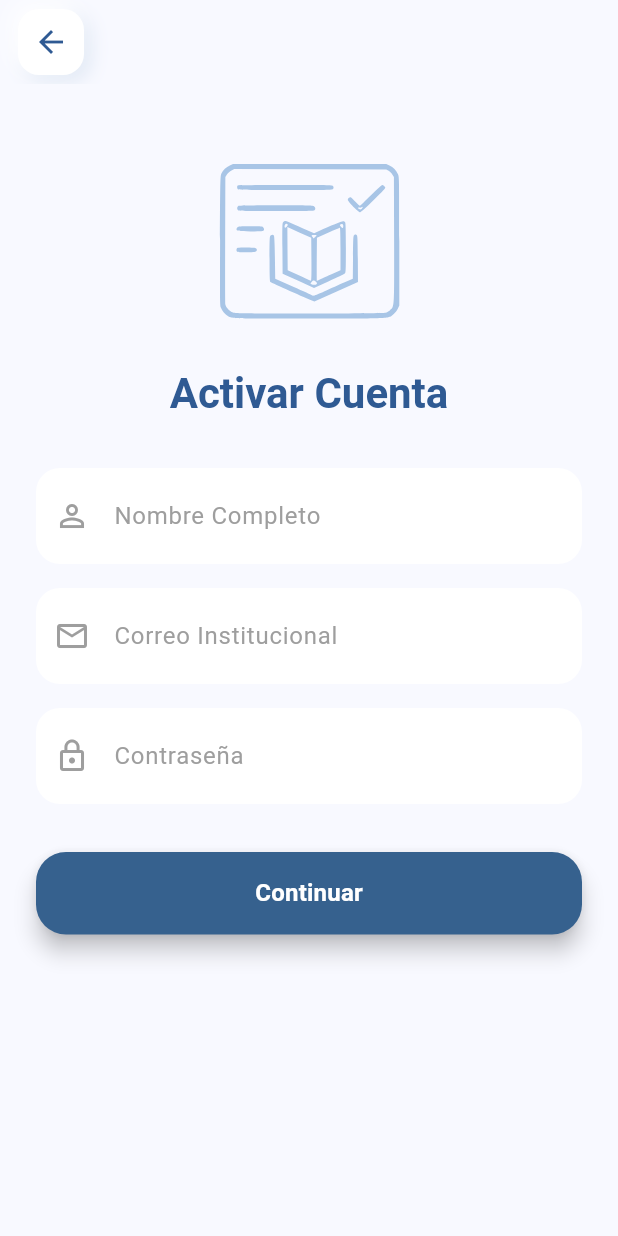
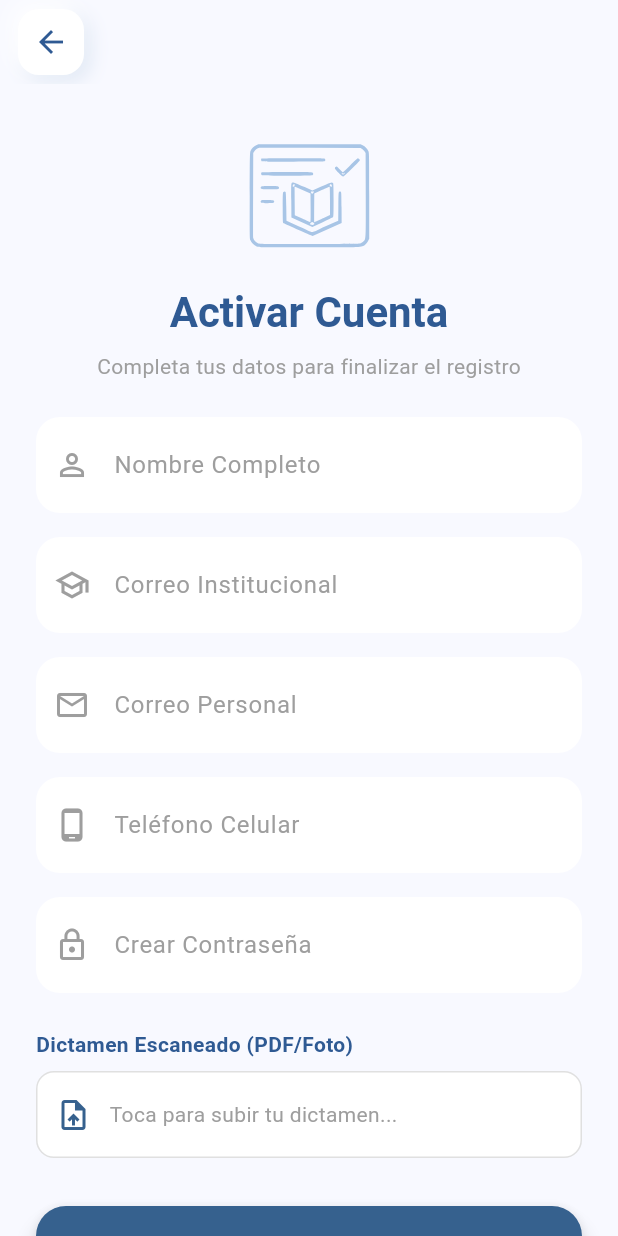
Before and after one commit to betilloXann/proyecto_tutorias, a Flutter app: the RegisterView screen opened by its route, on a phone screen of 412 x 824 dp. Run offline on Flutter 3.47's test engine with Material 3 defaults, Android fonts, the phone set to English and light mode, and no system bars; our stand-ins replace firebase_auth, firebase_core, flutter_svg; accounts and stored records are empty.

Commit message:
:splarkles: Agrega formulario de Activar Cuenta

```diff
--- a/lib/features/login/views/register_view.dart
+++ b/lib/features/login/views/register_view.dart
@@ -3,7 +3,6 @@ import 'package:flutter_svg/flutter_svg.dart';
 import '../../../core/widgets/primary_button.dart';
 import '../../../core/widgets/text_input_field.dart';
 
-// AHORA ES STATEFULWIDGET
 class RegisterView extends StatefulWidget {
   const RegisterView({super.key});
 
@@ -14,24 +13,40 @@ class RegisterView extends StatefulWidget {
 class _RegisterViewState extends State<RegisterView> {
   // Controladores
   late final TextEditingController nameCtrl;
-  late final TextEditingController emailCtrl;
+  late final TextEditingController emailCtrl;     // Institucional
+  late final TextEditingController personalEmailCtrl; // NUEVO
+  late final TextEditingController phoneCtrl;         // NUEVO
   late final TextEditingController passCtrl;
+
+  // Variable para simular que seleccionaron un archivo
+  String? _fileName;
 
   @override
   void initState() {
     super.initState();
     nameCtrl = TextEditingController();
     emailCtrl = TextEditingController();
+    personalEmailCtrl = TextEditingController();
+    phoneCtrl = TextEditingController();
     passCtrl = TextEditingController();
   }
 
   @override
   void dispose() {
-    // Limpiamos memoria
     nameCtrl.dispose();
     emailCtrl.dispose();
+    personalEmailCtrl.dispose();
+    phoneCtrl.dispose();
     passCtrl.dispose();
     super.dispose();
+  }
+
+  // Método simulado para seleccionar archivo (requiere file_picker más adelante)
+  void _pickDictamen() async {
+    // Aquí iría la lógica de FilePicker
+    setState(() {
+      _fileName = "dictamen_2025.pdf"; // Simulación visual
+    });
   }
 
   @override
@@ -42,7 +57,7 @@ class _RegisterViewState extends State<RegisterView> {
       backgroundColor: theme.colorScheme.surface,
       appBar: AppBar(
         elevation: 0,
-        backgroundColor: Colors.transparent, // Transparente para ver el fondo
+        backgroundColor: Colors.transparent,
         leading: Container(
           margin: const EdgeInsets.only(left: 12, top: 6, bottom: 6),
           decoration: BoxDecoration(
@@ -63,9 +78,11 @@ class _RegisterViewState extends State<RegisterView> {
         padding: const EdgeInsets.all(24),
         child: Column(
           children: [
+            const SizedBox(height: 10),
+            // Logo más pequeño para que quepan todos los campos
+            SvgPicture.asset("assets/images/logo.svg", height: 80),
             const SizedBox(height: 20),
-            SvgPicture.asset("assets/images/logo.svg", height: 120),
-            const SizedBox(height: 24),
+
             Text(
               "Activar Cuenta",
               style: theme.textTheme.headlineMedium?.copyWith(
@@ -74,41 +91,102 @@ class _RegisterViewState extends State<RegisterView> {
               ),
               textAlign: TextAlign.center,
             ),
-            const SizedBox(height: 32),
+            const SizedBox(height: 8),
+            const Text(
+              "Completa tus datos para finalizar el registro",
+              style: TextStyle(color: Colors.grey, fontSize: 14),
+            ),
+            const SizedBox(height: 24),
+
+            // --- CAMPOS DE TEXTO ---
 
             TextInputField(
               label: "Nombre Completo",
               controller: nameCtrl,
               icon: Icons.person_outline,
             ),
-
             const SizedBox(height: 16),
 
             TextInputField(
               label: "Correo Institucional",
               controller: emailCtrl,
-              icon: Icons.email_outlined,
-              keyboardType: TextInputType.emailAddress, // AGREGADO
+              icon: Icons.school_outlined, // Icono de escuela
+              keyboardType: TextInputType.emailAddress,
             ),
-
             const SizedBox(height: 16),
 
             TextInputField(
-              label: "Contraseña",
+              label: "Correo Personal",
+              controller: personalEmailCtrl,
+              icon: Icons.email_outlined,
+              keyboardType: TextInputType.emailAddress,
+            ),
+            const SizedBox(height: 16),
+
+            TextInputField(
+              label: "Teléfono Celular",
+              controller: phoneCtrl,
+              icon: Icons.phone_android_outlined,
+              keyboardType: TextInputType.phone,
+            ),
+            const SizedBox(height: 16),
+
+            TextInputField(
+              label: "Crear Contraseña",
               controller: passCtrl,
               icon: Icons.lock_outline,
-              obscureText: true, // CORREGIDO AQUÍ
+              obscureText: true,
+            ),
+
+            const SizedBox(height: 24),
+
+            // --- SECCIÓN CARGA DE DICTAMEN (NUEVO) ---
+            const Align(
+              alignment: Alignment.centerLeft,
+              child: Text("Dictamen Escaneado (PDF/Foto)",
+                  style: TextStyle(fontWeight: FontWeight.bold, color: Color(0xFF2F5A93))
+              ),
+            ),
+            const SizedBox(height: 8),
+
+            InkWell(
+              onTap: _pickDictamen,
+              child: Container(
+                padding: const EdgeInsets.symmetric(vertical: 16, horizontal: 12),
+                decoration: BoxDecoration(
+                  color: Colors.white,
+                  border: Border.all(color: Colors.grey.shade300),
+                  borderRadius: BorderRadius.circular(12),
+                ),
+                child: Row(
+                  children: [
+                    Icon(Icons.upload_file, color: theme.colorScheme.primary),
+                    const SizedBox(width: 12),
+                    Expanded(
+                      child: Text(
+                        _fileName ?? "Toca para subir tu dictamen...",
+                        style: TextStyle(
+                          color: _fileName != null ? Colors.black : Colors.grey,
+                        ),
+                        overflow: TextOverflow.ellipsis,
+                      ),
+                    ),
+                    if (_fileName != null)
+                      const Icon(Icons.check_circle, color: Colors.green, size: 20),
+                  ],
+                ),
+              ),
             ),
 
             const SizedBox(height: 32),
 
             PrimaryButton(
-              text: "Continuar",
+              text: "Activar y Continuar",
               onPressed: () {
-                // Aquí conectarás con la lógica de HU-03 (Activación)
-                // Navigator.pushNamed(context, "/verify");
+                // Aquí conectarás con la lógica de envío
               },
             ),
+            const SizedBox(height: 20), // Espacio final
           ],
         ),
       ),
```
